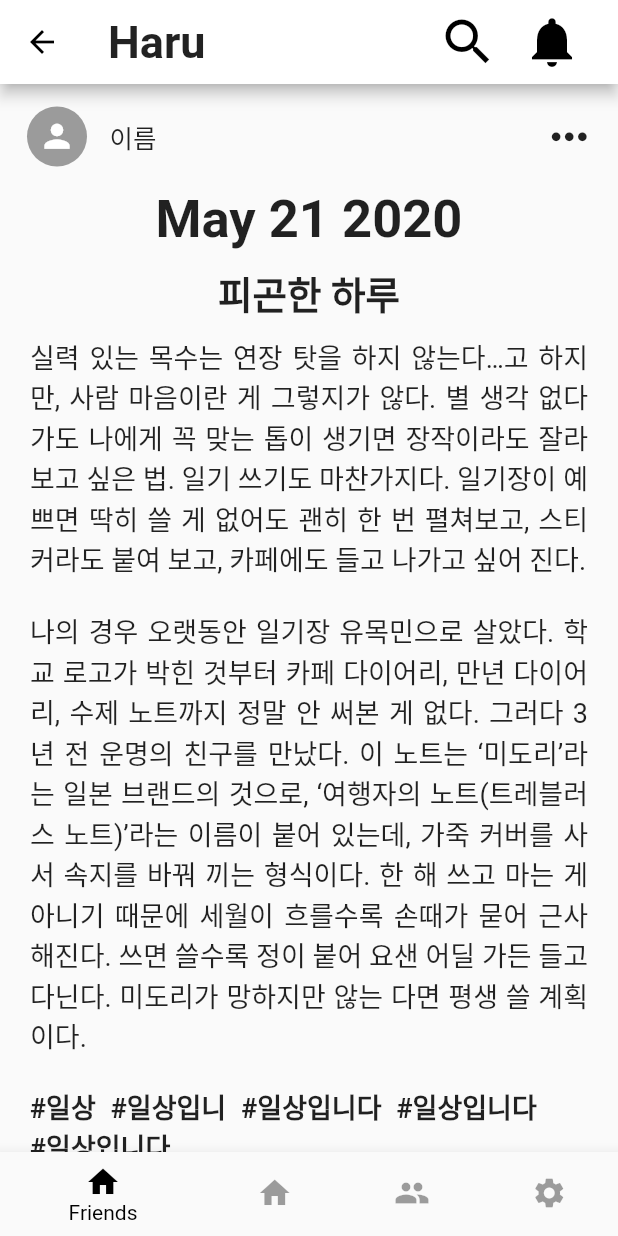
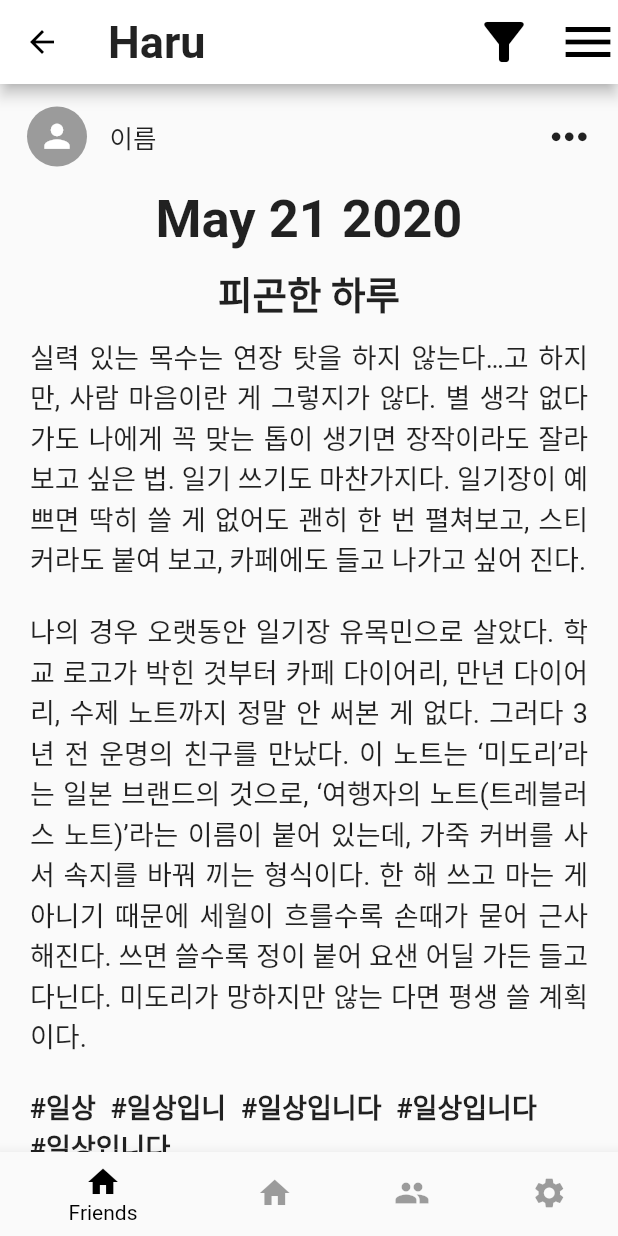
Before and after one commit to haru-app/haru-app, a Flutter app: the MyDiary screen opened by its route, on a phone screen of 412 x 824 dp. Run offline on Flutter 3.47's test engine with Material 2 defaults, Android fonts, the phone set to English and light mode, and no system bars; our stand-ins replace flushbar, shared_preferences; accounts and stored records are empty.

Commit message:
탑바 수정

```diff
--- a/lib/main.dart
+++ b/lib/main.dart
@@ -2,7 +2,7 @@ import 'package:flutter/cupertino.dart';
 import 'package:flutter/material.dart';
 import 'package:flutter_localizations/flutter_localizations.dart';
 import 'package:haruapp/pages/router.dart';
-import 'package:haruapp/providers/bottom_navigation.dart';
+import 'package:haruapp/providers/page.dart';
 import 'package:haruapp/providers/code.dart';
 import 'package:haruapp/providers/sub_page.dart';
 import 'package:haruapp/providers/user.dart';
@@ -27,8 +27,7 @@ class MyApp extends StatelessWidget {
           ChangeNotifierProvider<CodeProvider>(create: (_) => CodeProvider()),
           ChangeNotifierProvider<SubPageProvider>(
               create: (_) => SubPageProvider()),
-          ChangeNotifierProvider<BottomNavigationProvider>(
-              create: (_) => BottomNavigationProvider())
+          ChangeNotifierProvider<PageProvider>(create: (_) => PageProvider())
         ],
         child: MaterialApp(
           title: 'Haru',
--- a/lib/pages/main/friends/friends_diary.dart
+++ b/lib/pages/main/friends/friends_diary.dart
@@ -6,9 +6,7 @@ class FriendsDiary extends StatelessWidget {
   @override
   Widget build(BuildContext context) {
     return Scaffold(
-      appBar: AppBar(
-        title: TopBar(),
-      ),
+      appBar: TopBar(),
       body: Writing(),
     );
   }
--- a/lib/pages/main/friends/friends_list.dart
+++ b/lib/pages/main/friends/friends_list.dart
@@ -35,9 +35,7 @@ class _FriendsListPageState extends State<FriendsListPage> {
     var size = MediaQuery.of(context).size;
 
     return Scaffold(
-        appBar: AppBar(
-          title: TopBar(),
-        ),
+        appBar: TopBar(),
         body: SafeArea(
           child: SingleChildScrollView(
             child: Column(
--- a/lib/pages/main/friends/friends_view.dart
+++ b/lib/pages/main/friends/friends_view.dart
@@ -52,9 +52,7 @@ class _FriendsViewPageState extends State<FriendsViewPage> {
     return DefaultTabController(
       length: 4,
       child: Scaffold(
-        appBar: AppBar(
-          title: TopBar(),
-        ),
+        appBar: TopBar(),
         body: SafeArea(
           child: SingleChildScrollView(
             child: Column(
--- a/lib/pages/main/my/my_diary.dart
+++ b/lib/pages/main/my/my_diary.dart
@@ -1,15 +1,14 @@
 import 'package:flutter/material.dart';
+import 'package:haruapp/services/auth.dart';
 import 'package:haruapp/widgets/common/bottom_navigation.dart';
-import 'package:haruapp/widgets/common/top_bar.dart';
 import 'package:haruapp/widgets/common/writing.dart';
+import 'package:haruapp/widgets/my/my_diary_top_bar.dart';
 
 class MyDiary extends StatelessWidget {
   @override
   Widget build(BuildContext context) {
     return Scaffold(
-      appBar: AppBar(
-        title: TopBar(),
-      ),
+      appBar: MyDiaryTopBar(),
       body: Writing(),
       bottomNavigationBar: BottomNavigation(),
     );
--- a/lib/pages/main/setting/setting.dart
+++ b/lib/pages/main/setting/setting.dart
@@ -11,9 +11,7 @@ class SettingPage extends StatelessWidget {
   @override
   Widget build(BuildContext context) {
     return Scaffold(
-      appBar: AppBar(
-        title: TopBar(),
-      ),
+      appBar: TopBar(),
       body: ListView(
         children: <Widget>[
           Container(
--- a/lib/providers/bottom_navigation.dart
+++ b/lib/providers/page.dart
@@ -1,12 +1,18 @@
 import 'package:flutter/material.dart';
 import 'package:haruapp/pages/main/my/my_diary_list.dart';
 
-class BottomNavigationProvider with ChangeNotifier {
+class PageProvider with ChangeNotifier {
   int _currentIndex = 0;
+  PageController _pageController;
 
   int get currentIndex => _currentIndex;
   set currentIndex(int value) {
     _currentIndex = value;
     notifyListeners();
   }
+
+  PageController get pageController => _pageController;
+  set pageController(PageController value) {
+    _pageController = value;
+  }
 }
--- a/lib/widgets/common/bottom_navigation.dart
+++ b/lib/widgets/common/bottom_navigation.dart
@@ -1,23 +1,15 @@
 import 'package:flutter/material.dart';
-import 'package:haruapp/providers/bottom_navigation.dart';
+import 'package:haruapp/providers/page.dart';
 import 'package:provider/provider.dart';
 
 class BottomNavigation extends StatelessWidget {
-  int _currentIndex = 0;
-  PageController _pageController = null;
-
-  BottomNavigation({PageController pageController}) {
-    _pageController = pageController;
-  }
   @override
   Widget build(BuildContext context) {
-    final bottomNagivation =
-        Provider.of<BottomNavigationProvider>(context, listen: true);
-    _currentIndex = bottomNagivation.currentIndex;
+    final pageProvider = Provider.of<PageProvider>(context, listen: true);
     return BottomNavigationBar(
       selectedItemColor: Colors.black,
       unselectedItemColor: Colors.black38,
-      currentIndex: _currentIndex,
+      currentIndex: pageProvider.currentIndex,
       items: [
         BottomNavigationBarItem(
           label: 'Friends',
@@ -45,10 +37,10 @@ class BottomNavigation extends StatelessWidget {
         ),
       ],
       onTap: (index) {
-        bottomNagivation.currentIndex = index;
+        pageProvider.currentIndex = index;
         if (!(new RegExp(r'^\/main\/.+\/.+')
             .hasMatch(ModalRoute.of(context).settings.name))) {
-          _pageController.animateToPage(index,
+          pageProvider.pageController.animateToPage(index,
               duration: Duration(milliseconds: 300), curve: Curves.easeOut);
           return;
         }
--- a/lib/widgets/common/top_bar.dart
+++ b/lib/widgets/common/top_bar.dart
@@ -1,56 +1,34 @@
 import 'package:flutter/material.dart';
 import 'package:flutter/rendering.dart';
-import 'package:haruapp/providers/sub_page.dart';
-import 'package:haruapp/services/auth.dart';
-//import 'package:haruapp/widgets/common/notice_screen.dart';
-import 'package:haruapp/widgets/common/search_screen.dart';
-import 'package:provider/provider.dart';
+import 'package:haruapp/widgets/common/top_bar_title.dart';
 
-class TopBar extends StatelessWidget {
+class TopBar extends StatefulWidget implements PreferredSizeWidget {
+  TopBar({
+    Key key,
+  })  : preferredSize = Size.fromHeight(kToolbarHeight),
+        super(key: key);
+
+  @override
+  final Size preferredSize; // default is 56.0
+
+  @override
+  _TopBarState createState() => _TopBarState();
+}
+
+class _TopBarState extends State<TopBar> {
   @override
   Widget build(BuildContext context) {
-    final subPage = Provider.of<SubPageProvider>(context, listen: true);
-    dynamic data;
-
-    return Row(
-      mainAxisAlignment: MainAxisAlignment.spaceBetween,
-      children: <Widget>[
-        GestureDetector(
-          onTap: () {
-            AuthService(context: context).updateToken();
-          },
-          child: Container(
-            padding: EdgeInsets.only(right: 1),
-            child: Text(
-              'Haru',
-              style: TextStyle(fontSize: 30, fontWeight: FontWeight.bold),
-            ),
-          ),
-        ),
-        Container(
-          child: Row(
-            children: <Widget>[
+    return AppBar(title: TopBarTitle(), actions: [
       IconButton(
         icon: Icon(Icons.search),
-                onPressed: () {
-                  subPage.setPage(SubPage.searchScreen, data);
-//                  Navigator.push(context,
-//                      MaterialPageRoute(builder: (context) => SearchScreen()));
-                },
+        onPressed: () {},
         iconSize: 40,
       ),
       IconButton(
         icon: Icon(Icons.notifications),
-                onPressed: () {
-//                  Navigator.push(context,
-//                      MaterialPageRoute(builder: (context) => NoticeScreen()));
-                },
+        onPressed: () {},
         iconSize: 40,
       )
-            ],
-          ),
-        )
-      ],
-    );
+    ]);
   }
 }
--- /dev/null
+++ b/lib/widgets/common/top_bar_title.dart
@@ -0,0 +1,30 @@
+import 'package:flutter/material.dart';
+import 'package:haruapp/providers/page.dart';
+import 'package:provider/provider.dart';
+
+class TopBarTitle extends StatelessWidget {
+  @override
+  Widget build(BuildContext context) {
+    final pageProvider = Provider.of<PageProvider>(context, listen: true);
+    return GestureDetector(
+      onTap: () {
+        pageProvider.currentIndex = 0;
+        if (!(new RegExp(r'^\/main\/.+\/.+')
+            .hasMatch(ModalRoute.of(context).settings.name))) {
+          pageProvider.pageController.animateToPage(0,
+              duration: Duration(milliseconds: 300), curve: Curves.easeOut);
+          return;
+        }
+        Navigator.pushNamedAndRemoveUntil(context, '/main', (route) => false,
+            arguments: {'changePageIndex': 0});
+      },
+      child: Container(
+        padding: EdgeInsets.only(right: 1),
+        child: Text(
+          'Haru',
+          style: TextStyle(fontSize: 30, fontWeight: FontWeight.bold),
+        ),
+      ),
+    );
+  }
+}
--- /dev/null
+++ b/lib/widgets/my/my_diary_top_bar.dart
@@ -0,0 +1,46 @@
+import 'package:flutter/material.dart';
+import 'package:flutter/rendering.dart';
+import 'package:haruapp/services/auth.dart';
+import 'package:haruapp/widgets/common/top_bar_title.dart';
+
+class MyDiaryTopBar extends StatefulWidget implements PreferredSizeWidget {
+  MyDiaryTopBar({Key key})
+      : preferredSize = Size.fromHeight(kToolbarHeight),
+        super(key: key);
+
+  @override
+  final Size preferredSize; // default is 56.0
+
+  @override
+  _MyDiaryTopBarState createState() => _MyDiaryTopBarState();
+}
+
+class _MyDiaryTopBarState extends State<MyDiaryTopBar> {
+  @override
+  Widget build(BuildContext context) {
+    return AppBar(
+      title: TopBarTitle(),
+      actions: [
+        IconButton(
+          icon: Icon(Icons.filter_alt),
+          onPressed: () {},
+          iconSize: 40,
+        ),
+        PopupMenuButton<String>(
+            onSelected: (value) {},
+            itemBuilder: (BuildContext context) {
+              return {'일기장 수정', '일기장 삭제', '멤버 추가'}.map((String choice) {
+                return PopupMenuItem<String>(
+                  value: choice,
+                  child: Text(choice),
+                );
+              }).toList();
+            },
+            icon: Icon(
+              Icons.menu,
+              size: 40,
+            )),
+      ],
+    );
+  }
+}
```
Also changed, not shown: lib/pages/main/main.dart (+14 -21 lines). Lines whose indentation alone changed are shown as unchanged.
